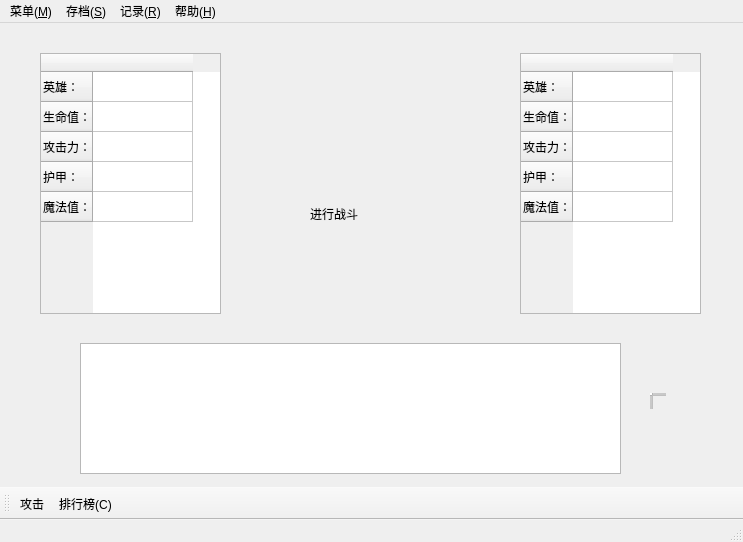
Qt form SRC/trunk/Game.ui (TimVan1596/History-of-Land) before a commit.
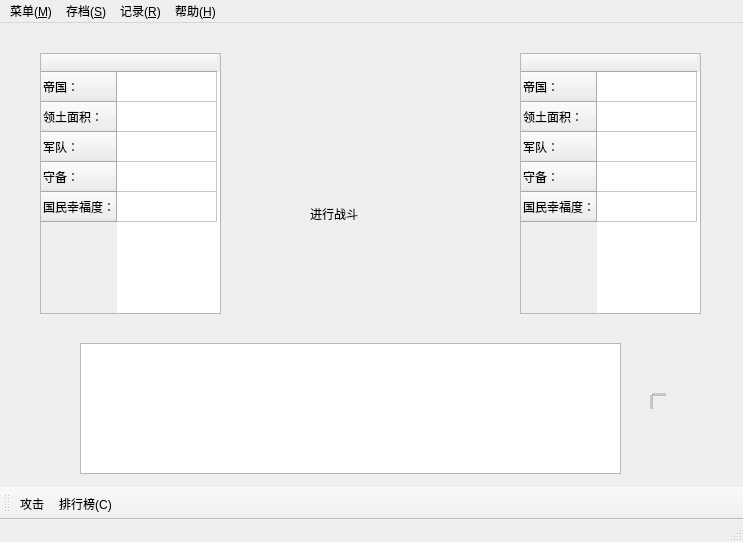
The same form after that commit. Icons and pictures are not drawn.

```diff
--- a/SRC/trunk/Game.ui
+++ b/SRC/trunk/Game.ui
@@ -103,27 +103,27 @@
     </property>
     <row>
      <property name="text">
-      <string>英雄：</string>
+      <string>帝国：</string>
      </property>
     </row>
     <row>
      <property name="text">
-      <string>生命值：</string>
+      <string>领土面积：</string>
      </property>
     </row>
     <row>
      <property name="text">
-      <string>攻击力：</string>
+      <string>军队：</string>
      </property>
     </row>
     <row>
      <property name="text">
-      <string>护甲：</string>
+      <string>守备：</string>
      </property>
     </row>
     <row>
      <property name="text">
-      <string>魔法值：</string>
+      <string>国民幸福度：</string>
      </property>
     </row>
     <column>
@@ -143,27 +143,27 @@
     </property>
     <row>
      <property name="text">
-      <string>英雄：</string>
+      <string>帝国：</string>
      </property>
     </row>
     <row>
      <property name="text">
-      <string>生命值：</string>
+      <string>领土面积：</string>
      </property>
     </row>
     <row>
      <property name="text">
-      <string>攻击力：</string>
+      <string>军队：</string>
      </property>
     </row>
     <row>
      <property name="text">
-      <string>护甲：</string>
+      <string>守备：</string>
      </property>
     </row>
     <row>
      <property name="text">
-      <string>魔法值：</string>
+      <string>国民幸福度：</string>
      </property>
     </row>
     <column>
```
